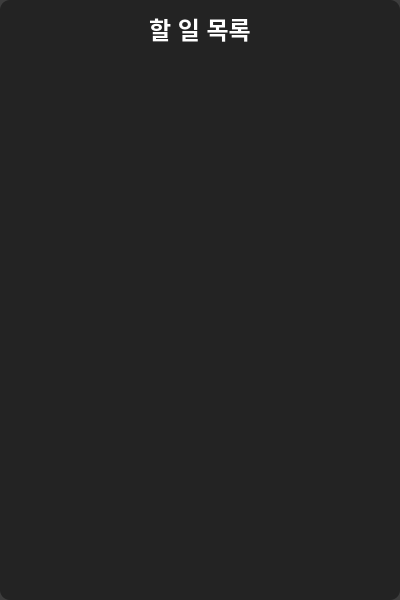
The window that ui/to_do_widget.ui (Glen-Lee-glitch/new_viewer) describes before a commit, drawn with Qt 5.
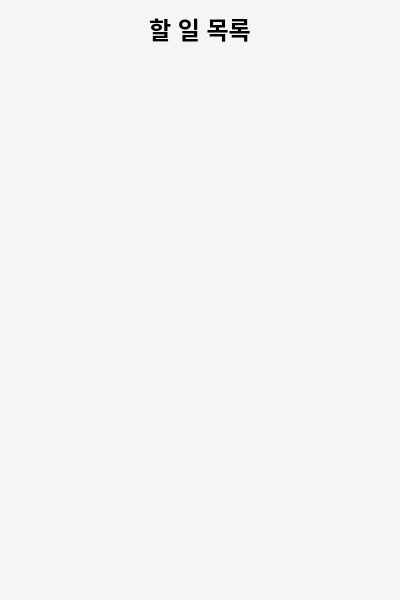
The same window after the commit.

Commit message:
fix: 할 일 목록 오버레이 텍스트 가독성 문제 해결
- 문제점: 전역 테마 스타일로 인해 UI 파일에 설정된 텍스트 색상이 적용되지 않아 흰색 배경에서 할 일 목록이 보이지 않음.
- 해결: `_setup_todo_items` 메서드 내에서 `QListWidgetItem`을 생성할 때 `setForeground(QColor("black"))`을 사용하여 프로그래밍 방식으로 각 항목의 글자색을 검은색으로 강제 설정함.

What changed in the file:
```diff
--- a/ui/to_do_widget.ui
+++ b/ui/to_do_widget.ui
@@ -15,7 +15,7 @@
   </property>
   <property name="styleSheet">
    <string notr="true">QWidget#ToDoWidget {
-        background-color: rgba(30, 30, 30, 220); /* 검은색 배경에 220/255의 투명도 적용 */
+        background-color: rgba(245, 245, 245, 230); /* 밝은 회색 배경에 230/255의 투명도 */
         border-radius: 10px;
     }</string>
   </property>
@@ -24,10 +24,10 @@
     <widget class="QLabel" name="titleLabel">
      <property name="styleSheet">
       <string notr="true">QLabel#titleLabel {
-            color: white;
-            font-size: 24px;
-            font-weight: bold;
-        }</string>
+        color: black;
+        font-size: 24px;
+        font-weight: bold;
+    }</string>
      </property>
      <property name="text">
       <string>할 일 목록</string>
@@ -40,26 +40,25 @@
    <item>
     <widget class="QListWidget" name="todoListWidget">
      <property name="styleSheet">
-      <string notr="true">QListWidget#todoListWidget {
-            background-color: transparent; /* 부모 위젯의 배경을 따름 */
-            color: #E0E0E0; /* 밝은 회색 텍스트 */
-            border: none; /* 테두리 없음 */
-            font-size: 16px;
-            padding-left: 10px;
-            padding-right: 10px;
-        }
+      <string notr="true">    /* 수정 후 전체 스타일시트 */
+    QListWidget#todoListWidget {
+        background-color: transparent;
+        color: black; /* 글자색 변경 */
+        border: none;
+        font-size: 16px;
+        padding-left: 10px;
+        padding-right: 10px;
+    }
 
-        /* 각 항목에 대한 스타일 */
-        QListWidget::item {
-            padding: 12px;
-            border-bottom: 1px solid #444; /* 항목 구분선 */
-        }
+    QListWidget::item {
+        padding: 12px;
+        border-bottom: 1px solid #cccccc; /* 구분선 색상 변경 */
+    }
 
-        /* 항목 선택 시 스타일 */
-        QListWidget::item:selected {
-            background-color: rgba(0, 120, 215, 150); /* 반투명 파란색 */
-            color: white;
-        }</string>
+    QListWidget::item:selected {
+        background-color: rgba(0, 120, 215, 150);
+        color: white;
+    }</string>
      </property>
     </widget>
    </item>
```
The commit also changes 1 other file.
